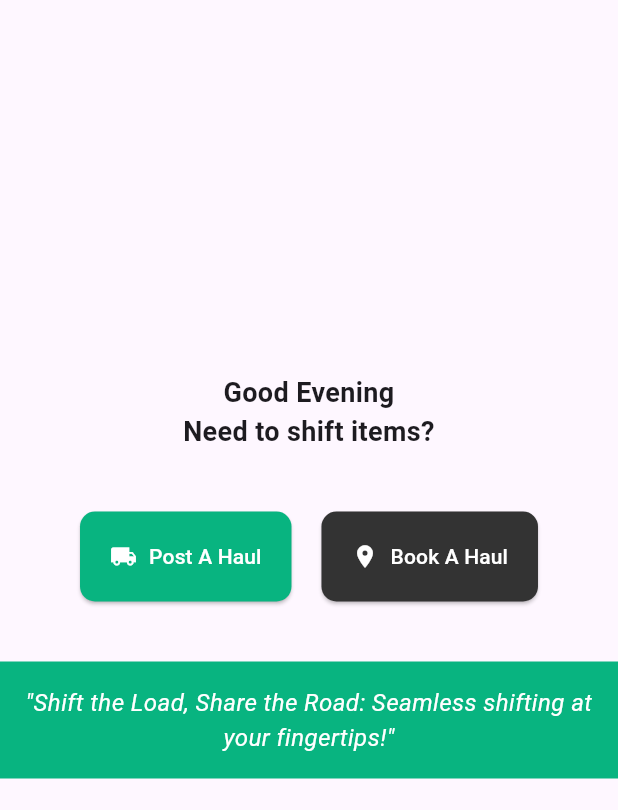
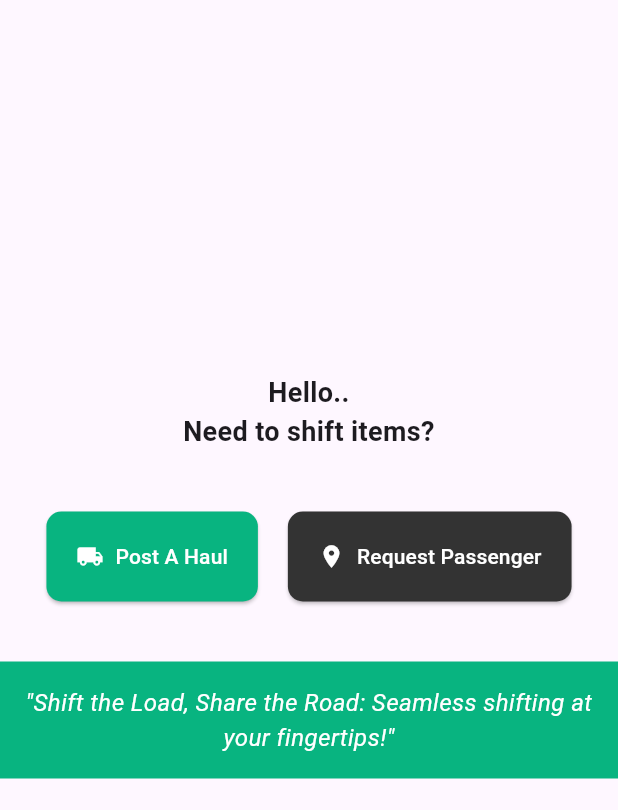
Before and after one commit to Jojina-Git/LugNLoadApp, a Flutter app: the DriverLogin screen opened directly, on a phone screen of 412 x 824 dp, the part 84-894 px from its top. Run offline on Flutter 3.47's test engine with Material 3 defaults, Android fonts, the phone set to English and light mode, and no system bars; our stand-ins replace cloud_firestore, firebase_auth, firebase_core, firebase_storage, fluttertoast, image_picker and 1 more; accounts and stored records are empty.

Commit message:
last changes

```diff
--- a/lib/DriverBookings.dart
+++ b/lib/DriverBookings.dart
@@ -41,7 +41,7 @@ class _DriverBookingsState extends State<DriverBookings> {
           requests.add(PostHaul(
             id: requestDoc.id,
             name: driverDoc['origin'],
-            destination: driverDoc['destination'], // Corrected to 'destination'
+            destination: driverDoc['destination'],
           ));
         } else {
           print('Document does not exist for driverId: $driverId');
--- a/lib/DriverDetails.dart
+++ b/lib/DriverDetails.dart
@@ -39,8 +39,6 @@ class _DriverDetailsState extends State<DriverDetails> {
       );
   }
 }
-
-
 
   @override
   Widget build(BuildContext context) {
--- a/lib/DriverLogin.dart
+++ b/lib/UserLogin.dart
@@ -29,7 +29,7 @@ class _DriverLoginState extends State<DriverLogin> {
           mainAxisAlignment: MainAxisAlignment.center,
           children: [
             const Text(
-              'Good Evening \nNeed to shift items?',
+              'Hello..\nNeed to shift items?',
               textAlign: TextAlign.center,
               style: TextStyle(
                 fontSize: 18,
@@ -75,7 +75,7 @@ class _DriverLoginState extends State<DriverLogin> {
                     );
                   },
                   icon: const Icon(Icons.location_on),
-                  label: const Text('Book A Haul'),
+                  label: const Text('Request Passenger'),
                 ),
               ],
             ),
--- a/lib/login.dart
+++ b/lib/login.dart
@@ -170,6 +170,8 @@ class UserTypeSelectionPage extends StatelessWidget {
                   await SharedPreferencesService.saveLoginState(true, 'user');
                   Navigator.pushReplacementNamed(context, '/userHomePage');
                 },
+
+
                 child: Text('Continue as User'),
               ),
               SizedBox(height: 20),
```
